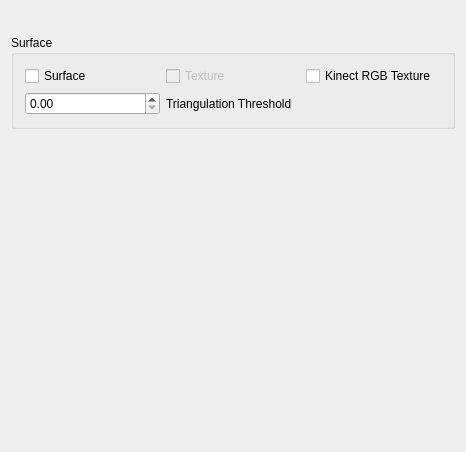
Above: Plugins/org.mitk.gui.qt.tofutil/src/internal/QmitkToFUtilViewControls.ui from MITK/MITK before the change. Below: the same form after it.
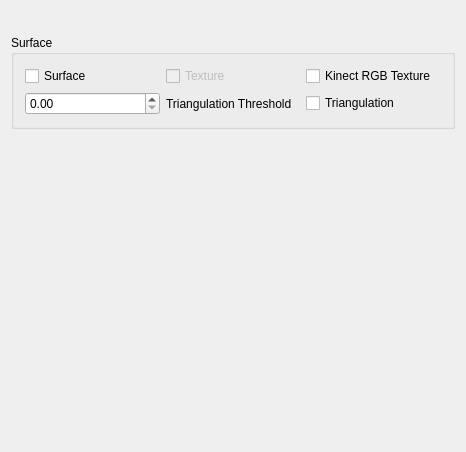
That is the form after the change. Custom widgets are drawn as their Qt base class.

Commit message: Added gui components for properties.

```diff
--- a/Plugins/org.mitk.gui.qt.tofutil/src/internal/QmitkToFUtilViewControls.ui
+++ b/Plugins/org.mitk.gui.qt.tofutil/src/internal/QmitkToFUtilViewControls.ui
@@ -89,6 +89,13 @@
         </property>
        </widget>
       </item>
+      <item row="1" column="2">
+       <widget class="QCheckBox" name="m_TriangulationCheckBox">
+        <property name="text">
+         <string>Triangulation</string>
+        </property>
+       </widget>
+      </item>
      </layout>
     </widget>
    </item>
```
The commit also changes 2 other files.
